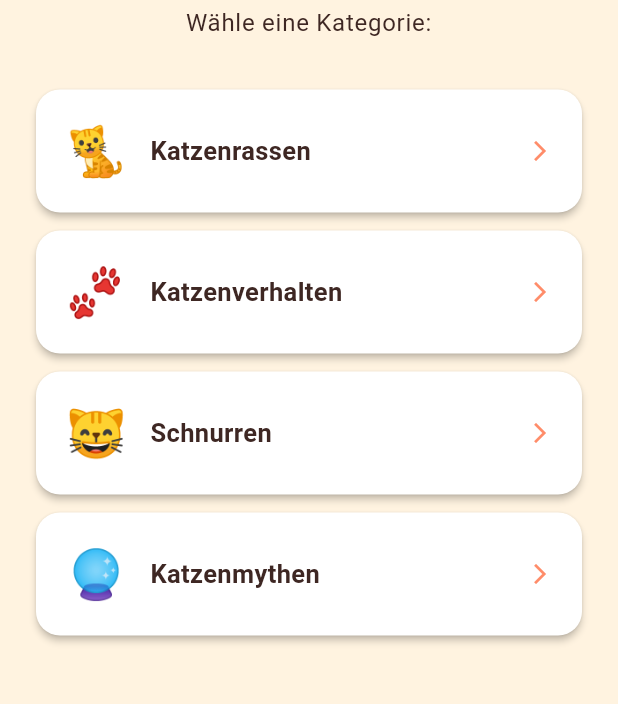
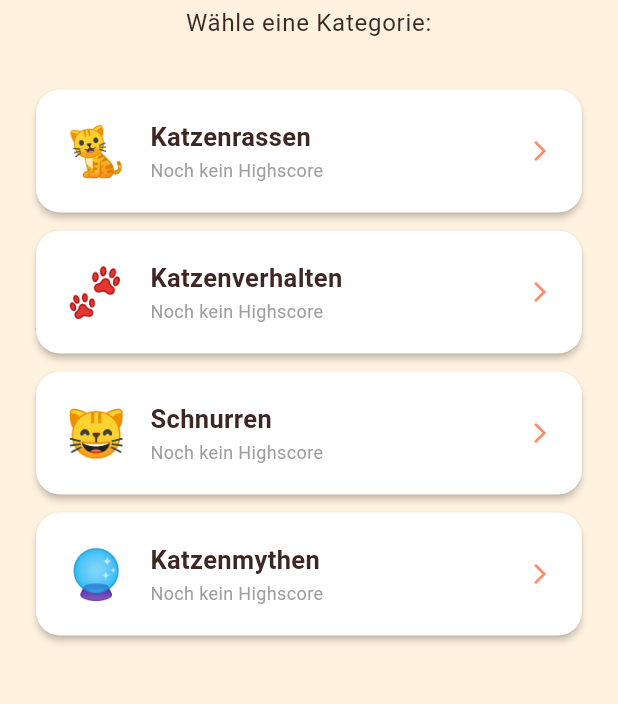
Before and after one commit to mexx-music/catlab-quiz, a Flutter app: the QuizResultScreen screen opened directly with empty values, after a tap on "Nochmal spielen", on a phone screen of 412 x 824 dp, the part 260-964 px from its top. Run offline on Flutter 3.47's test engine with Material 3 defaults, Android fonts, the phone set to English and light mode, and no system bars; our stand-ins replace shared_preferences; accounts and stored records are empty.

Commit message:
Add shuffled questions and local highscores

```diff
--- /dev/null
+++ b/lib/features/quiz/data/highscore_repository.dart
@@ -0,0 +1,22 @@
+import 'package:shared_preferences/shared_preferences.dart';
+
+class HighscoreRepository {
+  static const String _prefix = 'highscore_';
+
+  Future<int?> getHighscore(String categoryKey) async {
+    final prefs = await SharedPreferences.getInstance();
+    final value = prefs.getInt('$_prefix$categoryKey');
+    return value;
+  }
+
+  Future<bool> saveIfHighscore(String categoryKey, int score) async {
+    final prefs = await SharedPreferences.getInstance();
+    final key = '$_prefix$categoryKey';
+    final current = prefs.getInt(key);
+    if (current == null || score > current) {
+      await prefs.setInt(key, score);
+      return true;
+    }
+    return false;
+  }
+}
--- a/lib/features/quiz/data/quiz_repository.dart
+++ b/lib/features/quiz/data/quiz_repository.dart
@@ -1,4 +1,5 @@
 import 'dart:convert';
+import 'dart:math';
 import 'package:flutter/services.dart';
 import '../models/quiz_question.dart';
 
@@ -6,8 +7,10 @@ class QuizRepository {
   Future<List<QuizQuestion>> loadQuestions(String assetPath) async {
     final jsonString = await rootBundle.loadString(assetPath);
     final List<dynamic> jsonList = json.decode(jsonString) as List<dynamic>;
-    return jsonList
+    final questions = jsonList
         .map((e) => QuizQuestion.fromJson(e as Map<String, dynamic>))
         .toList();
+    questions.shuffle(Random());
+    return questions;
   }
 }
--- a/lib/features/quiz/screens/quiz_home_screen.dart
+++ b/lib/features/quiz/screens/quiz_home_screen.dart
@@ -1,4 +1,5 @@
 import 'package:flutter/material.dart';
+import 'package:catlab_quiz/features/quiz/data/highscore_repository.dart';
 import 'package:catlab_quiz/features/quiz/data/quiz_repository.dart';
 import 'package:catlab_quiz/features/quiz/screens/quiz_play_screen.dart';
 import 'package:catlab_quiz/shared/theme/app_theme.dart';
@@ -7,11 +8,13 @@ class _QuizCategory {
   final String title;
   final String emoji;
   final String assetPath;
+  final String categoryKey;
 
   const _QuizCategory({
     required this.title,
     required this.emoji,
     required this.assetPath,
+    required this.categoryKey,
   });
 }
 
@@ -20,35 +23,67 @@ const _categories = [
     title: 'Katzenrassen',
     emoji: '🐈',
     assetPath: 'assets/quiz/cat_breeds_beginner.json',
+    categoryKey: 'cat_breeds',
   ),
   _QuizCategory(
     title: 'Katzenverhalten',
     emoji: '🐾',
     assetPath: 'assets/quiz/cat_behavior.json',
+    categoryKey: 'cat_behavior',
   ),
   _QuizCategory(
     title: 'Schnurren',
     emoji: '😸',
     assetPath: 'assets/quiz/cat_purring.json',
+    categoryKey: 'cat_purring',
   ),
   _QuizCategory(
     title: 'Katzenmythen',
     emoji: '🔮',
     assetPath: 'assets/quiz/cat_myths.json',
+    categoryKey: 'cat_myths',
   ),
 ];
 
-class QuizHomeScreen extends StatelessWidget {
+class QuizHomeScreen extends StatefulWidget {
   const QuizHomeScreen({super.key});
+
+  @override
+  State<QuizHomeScreen> createState() => _QuizHomeScreenState();
+}
+
+class _QuizHomeScreenState extends State<QuizHomeScreen> {
+  final _highscoreRepo = HighscoreRepository();
+  final Map<String, int?> _highscores = {};
+
+  @override
+  void initState() {
+    super.initState();
+    _loadHighscores();
+  }
+
+  Future<void> _loadHighscores() async {
+    final results = <String, int?>{};
+    for (final cat in _categories) {
+      results[cat.categoryKey] = await _highscoreRepo.getHighscore(cat.categoryKey);
+    }
+    if (mounted) {
+      setState(() => _highscores.addAll(results));
+    }
+  }
 
   Future<void> _startQuiz(BuildContext context, _QuizCategory category) async {
     final questions = await QuizRepository().loadQuestions(category.assetPath);
     if (!context.mounted) return;
-    Navigator.of(context).push(
+    await Navigator.of(context).push(
       MaterialPageRoute<void>(
-        builder: (_) => QuizPlayScreen(questions: questions),
+        builder: (_) => QuizPlayScreen(
+          questions: questions,
+          categoryKey: category.categoryKey,
+        ),
       ),
     );
+    if (mounted) _loadHighscores();
   }
 
   @override
@@ -82,6 +117,7 @@ class QuizHomeScreen extends StatelessWidget {
                     final cat = _categories[index];
                     return _CategoryCard(
                       category: cat,
+                      highscore: _highscores[cat.categoryKey],
                       onTap: () => _startQuiz(context, cat),
                     );
                   },
@@ -97,9 +133,14 @@ class QuizHomeScreen extends StatelessWidget {
 
 class _CategoryCard extends StatelessWidget {
   final _QuizCategory category;
+  final int? highscore;
   final VoidCallback onTap;
 
-  const _CategoryCard({required this.category, required this.onTap});
+  const _CategoryCard({
+    required this.category,
+    required this.highscore,
+    required this.onTap,
+  });
 
   @override
   Widget build(BuildContext context) {
@@ -117,13 +158,30 @@ class _CategoryCard extends StatelessWidget {
               Text(category.emoji, style: const TextStyle(fontSize: 32)),
               const SizedBox(width: 16),
               Expanded(
-                child: Text(
+                child: Column(
+                  crossAxisAlignment: CrossAxisAlignment.start,
+                  children: [
+                    Text(
                       category.title,
                       style: const TextStyle(
                         fontSize: 17,
                         fontWeight: FontWeight.w600,
                         color: AppTheme.textDark,
                       ),
+                    ),
+                    const SizedBox(height: 2),
+                    Text(
+                      highscore != null
+                          ? 'Bestpunktzahl: $highscore / 5'
+                          : 'Noch kein Highscore',
+                      style: TextStyle(
+                        fontSize: 12,
+                        color: highscore != null
+                            ? AppTheme.primary
+                            : Colors.grey.shade500,
+                      ),
+                    ),
+                  ],
                 ),
               ),
               const Icon(
--- a/lib/features/quiz/screens/quiz_result_screen.dart
+++ b/lib/features/quiz/screens/quiz_result_screen.dart
@@ -1,22 +1,58 @@
 import 'package:flutter/material.dart';
+import 'package:catlab_quiz/features/quiz/data/highscore_repository.dart';
 import 'package:catlab_quiz/features/quiz/screens/quiz_home_screen.dart';
 import 'package:catlab_quiz/shared/theme/app_theme.dart';
 
-class QuizResultScreen extends StatelessWidget {
+class QuizResultScreen extends StatefulWidget {
   final int score;
   final int total;
+  final String categoryKey;
 
-  const QuizResultScreen({super.key, required this.score, required this.total});
+  const QuizResultScreen({
+    super.key,
+    required this.score,
+    required this.total,
+    required this.categoryKey,
+  });
+
+  @override
+  State<QuizResultScreen> createState() => _QuizResultScreenState();
+}
+
+class _QuizResultScreenState extends State<QuizResultScreen> {
+  final _highscoreRepo = HighscoreRepository();
+  int? _previousHighscore;
+  bool _isNewHighscore = false;
+
+  @override
+  void initState() {
+    super.initState();
+    _handleHighscore();
+  }
+
+  Future<void> _handleHighscore() async {
+    final previous = await _highscoreRepo.getHighscore(widget.categoryKey);
+    final isNew = await _highscoreRepo.saveIfHighscore(
+      widget.categoryKey,
+      widget.score,
+    );
+    if (mounted) {
+      setState(() {
+        _previousHighscore = previous;
+        _isNewHighscore = isNew;
+      });
+    }
+  }
 
   String get _emoji {
-    final ratio = score / total;
+    final ratio = widget.score / widget.total;
     if (ratio == 1.0) return '🏆';
     if (ratio >= 0.6) return '😺';
     return '🙀';
   }
 
   String get _message {
-    final ratio = score / total;
+    final ratio = widget.score / widget.total;
     if (ratio == 1.0) return 'Perfekt! Du bist ein Katzen-Experte!';
     if (ratio >= 0.6) return 'Gut gemacht! Noch etwas üben!';
     return 'Weiter üben – du schaffst das!';
@@ -39,7 +75,7 @@ class QuizResultScreen extends StatelessWidget {
               ),
               const SizedBox(height: 12),
               Text(
-                '$score / $total Punkte',
+                '${widget.score} / ${widget.total} Punkte',
                 style: const TextStyle(
                   fontSize: 28,
                   fontWeight: FontWeight.bold,
@@ -52,7 +88,14 @@ class QuizResultScreen extends StatelessWidget {
                 style: Theme.of(context).textTheme.bodyLarge,
                 textAlign: TextAlign.center,
               ),
-              const SizedBox(height: 48),
+              const SizedBox(height: 20),
+              _HighscoreInfo(
+                previousHighscore: _previousHighscore,
+                currentScore: widget.score,
+                isNewHighscore: _isNewHighscore,
+                total: widget.total,
+              ),
+              const SizedBox(height: 32),
               ElevatedButton(
                 onPressed: () {
                   Navigator.of(context).pushAndRemoveUntil(
@@ -71,3 +114,52 @@ class QuizResultScreen extends StatelessWidget {
     );
   }
 }
+
+class _HighscoreInfo extends StatelessWidget {
+  final int? previousHighscore;
+  final int currentScore;
+  final bool isNewHighscore;
+  final int total;
+
+  const _HighscoreInfo({
+    required this.previousHighscore,
+    required this.currentScore,
+    required this.isNewHighscore,
+    required this.total,
+  });
+
+  @override
+  Widget build(BuildContext context) {
+    return Container(
+      width: double.infinity,
+      padding: const EdgeInsets.all(16),
+      decoration: BoxDecoration(
+        color: Colors.white,
+        borderRadius: BorderRadius.circular(14),
+        border: Border.all(
+          color: isNewHighscore ? AppTheme.primary : Colors.grey.shade200,
+          width: isNewHighscore ? 2 : 1,
+        ),
+      ),
+      child: Column(
+        children: [
+          if (isNewHighscore) ...[
+            const Text(
+              '🎉 Neuer Highscore!',
+              style: TextStyle(
+                fontSize: 16,
+                fontWeight: FontWeight.bold,
+                color: AppTheme.primary,
+              ),
+            ),
+            const SizedBox(height: 4),
+          ],
+          Text(
+            'Bestpunktzahl: ${isNewHighscore ? currentScore : (previousHighscore ?? currentScore)} / $total',
+            style: const TextStyle(fontSize: 14, color: AppTheme.textDark),
+          ),
+        ],
+      ),
+    );
+  }
+}
--- a/pubspec.yaml
+++ b/pubspec.yaml
@@ -34,6 +34,7 @@ dependencies:
   # The following adds the Cupertino Icons font to your application.
   # Use with the CupertinoIcons class for iOS style icons.
   cupertino_icons: ^1.0.8
+  shared_preferences: ^2.3.0
 
 dev_dependencies:
   flutter_test:
```
Also changed, not shown: lib/features/quiz/screens/quiz_play_screen.dart (+11 -3 lines), pubspec.lock, 10 other files. Lines whose indentation alone changed are shown as unchanged.
